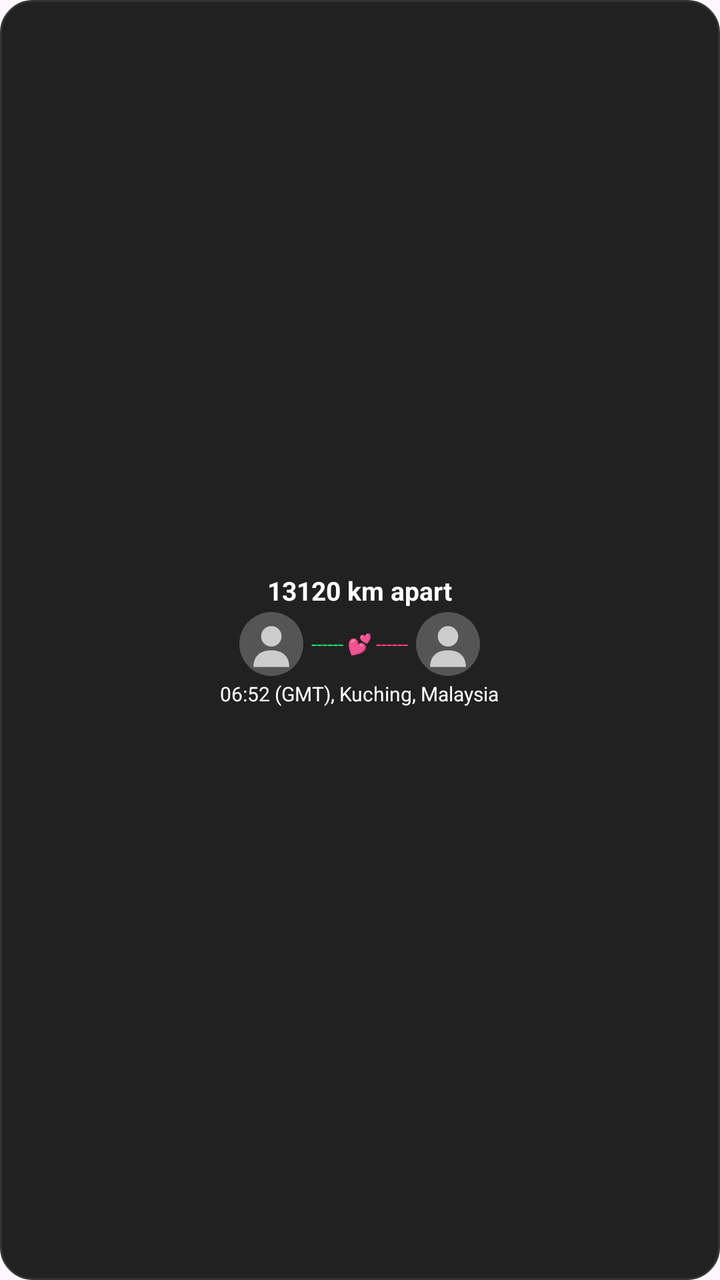
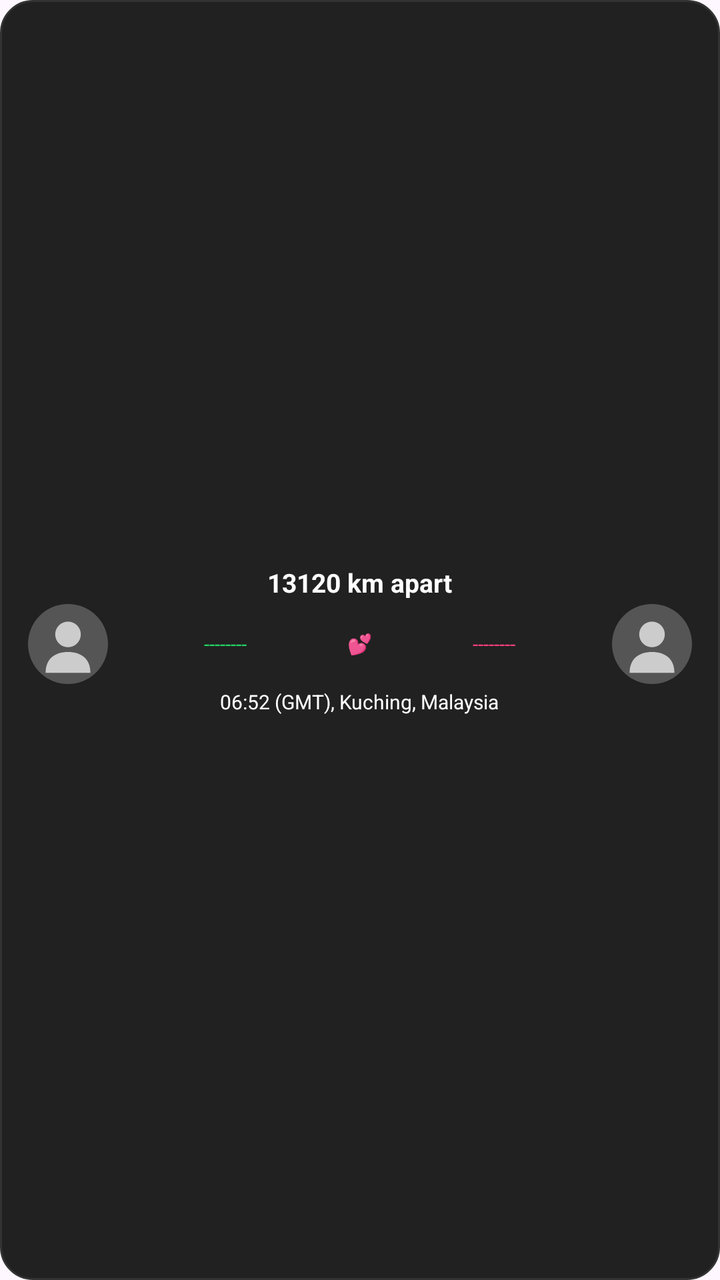

Screens rendered from an Android XML layout before and after an edit, with the pre-edit source and the edit as a unified diff.
<!-- AndroidManifest.xml: application theme Theme.ProjectCecily -->
<!-- res/layout/widget_ldr_status.xml -->
<?xml version="1.0" encoding="utf-8"?>
<LinearLayout xmlns:android="http://schemas.android.com/apk/res/android"
    android:id="@+id/widget_ldr_root"
    android:layout_width="match_parent"
    android:layout_height="match_parent"
    android:background="@drawable/widget_background"
    android:gravity="center"
    android:orientation="vertical"
    android:paddingStart="8dp"
    android:paddingTop="4dp"
    android:paddingEnd="8dp"
    android:paddingBottom="4dp">

    
    <TextView
        android:id="@+id/tvWidgetTopLine"
        android:layout_width="wrap_content"
        android:layout_height="wrap_content"
        android:gravity="center"
        android:text="13120 km apart"
        android:textColor="#FFFFFF"
        android:textSize="13sp"
        android:textStyle="bold" />

    
    <LinearLayout
        android:layout_width="wrap_content"
        android:layout_height="wrap_content"
        android:layout_marginTop="2dp"
        android:layout_marginBottom="2dp"
        android:gravity="center"
        android:orientation="horizontal">

        <ImageView
            android:id="@+id/ivWidgetMyAvatar"
            android:layout_width="32dp"
            android:layout_height="32dp"
            android:contentDescription="My Avatar"
            android:scaleType="centerCrop"
            android:src="@drawable/ic_blank_user" />

        <TextView
            android:id="@+id/tvLeftDottedLine"
            android:layout_width="wrap_content"
            android:layout_height="wrap_content"
            android:layout_marginStart="4dp"
            android:text="------"
            android:textColor="#25D366"
            android:textSize="10sp" />

        <TextView
            android:id="@+id/tvCenterHearts"
            android:layout_width="wrap_content"
            android:layout_height="wrap_content"
            android:layout_marginStart="2dp"
            android:layout_marginEnd="2dp"
            android:text="💕"
            android:textColor="#FF4081"
            android:textSize="10sp" />

        <TextView
            android:id="@+id/tvRightDottedLine"
            android:layout_width="wrap_content"
            android:layout_height="wrap_content"
            android:layout_marginEnd="4dp"
            android:text="------"
            android:textColor="#FF4081"
            android:textSize="10sp" />

        <ImageView
            android:id="@+id/ivWidgetPartnerAvatar"
            android:layout_width="32dp"
            android:layout_height="32dp"
            android:contentDescription="Partner Avatar"
            android:scaleType="centerCrop"
            android:src="@drawable/ic_blank_user" />

    </LinearLayout>

    
    <TextView
        android:id="@+id/tvWidgetBottomLine"
        android:layout_width="wrap_content"
        android:layout_height="wrap_content"
        android:gravity="center"
        android:text="06:52 (GMT), Kuching, Malaysia"
        android:textColor="#FFFFFF"
        android:textSize="10sp" />

</LinearLayout>
<!-- resources referenced by this layout -->
<resources>
  <!-- drawable ic_blank_user (drawable) -->
  <?xml version="1.0" encoding="utf-8"?>
  <vector xmlns:android="http://schemas.android.com/apk/res/android"
      android:width="120dp"
      android:height="120dp"
      android:viewportWidth="100"
      android:viewportHeight="100">
      
      <path
          android:fillColor="#555555"
          android:pathData="M0,50 A50,50 0 1,0 100,50 A50,50 0 1,0 0,50 Z" />
      
      <path
          android:fillColor="#CCCCCC"
          android:pathData="M50,22 A16,16 0 1,0 50,54 A16,16 0 1,0 50,22 Z" />
      
      <path
          android:fillColor="#CCCCCC"
          android:pathData="M22,86 C22,68 34,60 50,60 C66,60 78,68 78,86 Z" />
  </vector>
  <!-- drawable widget_background (drawable) -->
  <?xml version="1.0" encoding="utf-8"?>
  <shape xmlns:android="http://schemas.android.com/apk/res/android">
      <solid android:color="#212121" />
      <corners android:radius="16dp" />
      <stroke android:width="1dp" android:color="#333333" />
  </shape>
  <style name="Theme.ProjectCecily" parent="Base.Theme.ProjectCecily" />
  <style name="Base.Theme.ProjectCecily" parent="Theme.Material3.DayNight.NoActionBar">
          
          <item name="colorPrimary">@color/nav_selected</item>
          <item name="windowActionBar">false</item>
          <item name="windowNoTitle">true</item>
  
          
          <item name="colorOnSecondaryContainer">@color/nav_selected</item>
      </style>
  <color name="nav_selected">#007AFF</color>
</resources>

<!-- the commit's change to res/layout/widget_ldr_status.xml (unified diff, before → after) -->
@@ -6,10 +6,10 @@
     android:background="@drawable/widget_background"
     android:gravity="center"
     android:orientation="vertical"
-    android:paddingStart="8dp"
-    android:paddingTop="4dp"
-    android:paddingEnd="8dp"
-    android:paddingBottom="4dp">
+    android:paddingStart="6dp"
+    android:paddingTop="3dp"
+    android:paddingEnd="6dp"
+    android:paddingBottom="3dp">
 
     
     <TextView
@@ -24,27 +24,30 @@
 
     
     <LinearLayout
-        android:layout_width="wrap_content"
+        android:layout_width="match_parent"
         android:layout_height="wrap_content"
         android:layout_marginTop="2dp"
         android:layout_marginBottom="2dp"
         android:gravity="center"
-        android:orientation="horizontal">
+        android:orientation="horizontal"
+        android:paddingStart="8dp"
+        android:paddingEnd="8dp">
 
         <ImageView
             android:id="@+id/ivWidgetMyAvatar"
-            android:layout_width="32dp"
-            android:layout_height="32dp"
+            android:layout_width="40dp"
+            android:layout_height="40dp"
             android:contentDescription="My Avatar"
             android:scaleType="centerCrop"
             android:src="@drawable/ic_blank_user" />
 
         <TextView
             android:id="@+id/tvLeftDottedLine"
-            android:layout_width="wrap_content"
+            android:layout_width="0dp"
             android:layout_height="wrap_content"
-            android:layout_marginStart="4dp"
-            android:text="------"
+            android:layout_weight="1"
+            android:gravity="center"
+            android:text="--------"
             android:textColor="#25D366"
             android:textSize="10sp" />
 
@@ -54,23 +57,25 @@
             android:layout_height="wrap_content"
             android:layout_marginStart="2dp"
             android:layout_marginEnd="2dp"
+            android:gravity="center"
             android:text="💕"
             android:textColor="#FF4081"
             android:textSize="10sp" />
 
         <TextView
             android:id="@+id/tvRightDottedLine"
-            android:layout_width="wrap_content"
+            android:layout_width="0dp"
             android:layout_height="wrap_content"
-            android:layout_marginEnd="4dp"
-            android:text="------"
+            android:layout_weight="1"
+            android:gravity="center"
+            android:text="--------"
             android:textColor="#FF4081"
             android:textSize="10sp" />
 
         <ImageView
             android:id="@+id/ivWidgetPartnerAvatar"
-            android:layout_width="32dp"
-            android:layout_height="32dp"
+            android:layout_width="40dp"
+            android:layout_height="40dp"
             android:contentDescription="Partner Avatar"
             android:scaleType="centerCrop"
             android:src="@drawable/ic_blank_user" />
